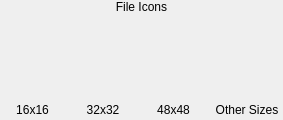
Qt form ui/fileiconwidget.ui (rikyoz/MrHash) before a commit.
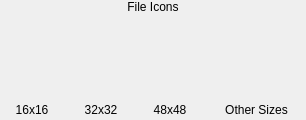
The same form after that commit.

```diff
--- a/ui/fileiconwidget.ui
+++ b/ui/fileiconwidget.ui
@@ -6,7 +6,7 @@
    <rect>
     <x>0</x>
     <y>0</y>
-    <width>283</width>
+    <width>306</width>
     <height>120</height>
    </rect>
   </property>
@@ -14,6 +14,9 @@
    <string/>
   </property>
   <layout class="QGridLayout" name="gridLayout" rowstretch="0,0,0">
+   <property name="sizeConstraint">
+    <enum>QLayout::SetMaximumSize</enum>
+   </property>
    <property name="leftMargin">
     <number>0</number>
    </property>
@@ -31,9 +34,15 @@
    </property>
    <item row="1" column="0">
     <widget class="QLabel" name="icon16">
+     <property name="sizePolicy">
+      <sizepolicy hsizetype="MinimumExpanding" vsizetype="Preferred">
+       <horstretch>0</horstretch>
+       <verstretch>0</verstretch>
+      </sizepolicy>
+     </property>
      <property name="minimumSize">
       <size>
-       <width>0</width>
+       <width>64</width>
        <height>64</height>
       </size>
      </property>
@@ -47,9 +56,15 @@
    </item>
    <item row="1" column="1">
     <widget class="QLabel" name="icon32">
+     <property name="sizePolicy">
+      <sizepolicy hsizetype="MinimumExpanding" vsizetype="Preferred">
+       <horstretch>0</horstretch>
+       <verstretch>0</verstretch>
+      </sizepolicy>
+     </property>
      <property name="minimumSize">
       <size>
-       <width>0</width>
+       <width>64</width>
        <height>64</height>
       </size>
      </property>
@@ -63,9 +78,15 @@
    </item>
    <item row="1" column="2">
     <widget class="QLabel" name="icon48">
+     <property name="sizePolicy">
+      <sizepolicy hsizetype="MinimumExpanding" vsizetype="Preferred">
+       <horstretch>0</horstretch>
+       <verstretch>0</verstretch>
+      </sizepolicy>
+     </property>
      <property name="minimumSize">
       <size>
-       <width>0</width>
+       <width>64</width>
        <height>64</height>
       </size>
      </property>
@@ -171,6 +192,12 @@
    </item>
    <item row="1" column="3">
     <widget class="QListWidget" name="sizeList">
+     <property name="sizePolicy">
+      <sizepolicy hsizetype="Minimum" vsizetype="Expanding">
+       <horstretch>0</horstretch>
+       <verstretch>0</verstretch>
+      </sizepolicy>
+     </property>
      <property name="minimumSize">
       <size>
        <width>0</width>
@@ -179,7 +206,7 @@
      </property>
      <property name="maximumSize">
       <size>
-       <width>72</width>
+       <width>100</width>
        <height>16777215</height>
       </size>
      </property>
@@ -209,6 +236,15 @@
      <property name="horizontalScrollMode">
       <enum>QAbstractItemView::ScrollPerPixel</enum>
      </property>
+     <property name="gridSize">
+      <size>
+       <width>0</width>
+       <height>20</height>
+      </size>
+     </property>
+     <property name="uniformItemSizes">
+      <bool>true</bool>
+     </property>
     </widget>
    </item>
   </layout>
```
